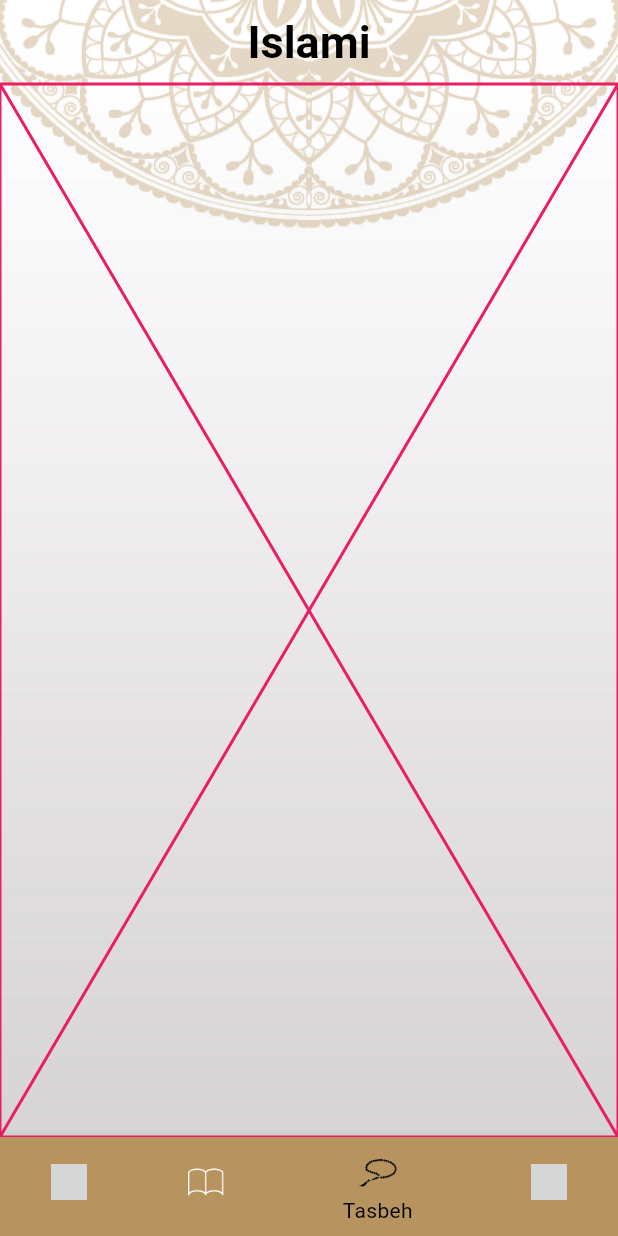
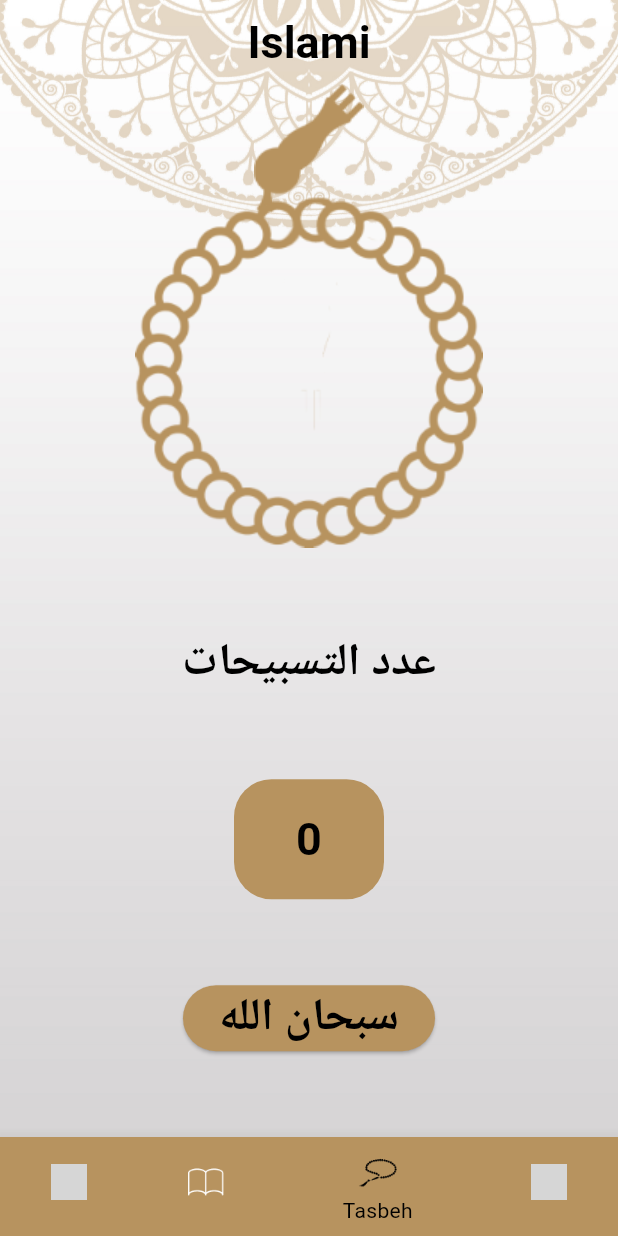
Before and after one commit to mohamednabiltraining/Islami-c10, a Flutter app: the screen it shows after launch, item 3 of the bottom bar chosen, on a phone screen of 412 x 824 dp. Run offline on Flutter 3.47's test engine with Material 3 defaults, Android fonts, the light colour scheme and no system bars; grey boxes are pictures that could not be loaded.

Commit message:
+feature/sebhaScreen

```diff
--- a/lib/ui/homeScreen/tasbeh/TasbehTab.dart
+++ b/lib/ui/homeScreen/tasbeh/TasbehTab.dart
@@ -1,12 +1,110 @@
 import 'package:flutter/material.dart';
 
-class TasbehTab extends StatelessWidget {
-  const TasbehTab({super.key});
+class TasbehTab extends StatefulWidget {
+  TasbehTab({super.key});
+
+  @override
+  State<TasbehTab> createState() => _TasbehTabState();
+}
+
+class _TasbehTabState extends State<TasbehTab> {
+  int counter = 0;
+  double angle = 0;
+  int index = 0;
+
+  List<String> tasbeh = ['سبحان الله', 'استغفر الله', 'الحمد لله'];
+
+  void tasbehFun() {
+    if (counter ==33) {
+      counter = 0;
+      if (index == tasbeh.length - 1) {
+        index = 0;
+      } else {
+        index++;
+      }
+    } else {
+      counter++;
+      angle += 270;
+    }
+
+    setState(() {});
+  }
 
   @override
   Widget build(BuildContext context) {
-    return const Placeholder(
-      color: Colors.pink,
+    return Column(
+      children: [
+        Center(
+          child: Expanded(
+            flex: 1,
+            child: Stack(
+              alignment: Alignment.topCenter,
+              children: [
+                Image.asset('assets/images/head_sebha_logo.png'),
+                Container(
+                  margin: EdgeInsets.only(top: 75),
+                  child: Transform.rotate(
+                    angle: angle,
+                    child: Image.asset('assets/images/body_sebha_logo.png'),
+                  ),
+                ),
+              ],
+            ),
+          ),
+        ),
+        Expanded(
+
+          child: Container(
+            child: Column(
+              children: [
+                Spacer(),
+                Text(
+                  'عدد التسبيحات',
+                  style: TextStyle(
+                      color: Colors.black,
+                      fontSize: 30,
+                      fontWeight: FontWeight.bold),
+                ),
+
+                Spacer(),
+                Container(
+                  height: 80,
+                  width: 100,
+                  //color: Theme.of(context).primaryColor,
+                  decoration: BoxDecoration(
+                      color: Theme.of(context).primaryColor,
+                      borderRadius: BorderRadius.circular(25)),
+                  child: Center(
+                    child: Text(
+                      '$counter',
+                      style: TextStyle(
+                          color: Colors.black,
+                          fontSize: 30,
+                          fontWeight: FontWeight.bold),
+                    ),
+                  ),
+                ),
+                Spacer(),
+                ElevatedButton(
+                    style: ElevatedButton.styleFrom(
+                        backgroundColor: Theme.of(context).primaryColor),
+                    onPressed: () {
+                      tasbehFun();
+                    },
+                    child: Text(
+                      '${tasbeh[index]}',
+                      style: TextStyle(
+                          color: Colors.black,
+                          fontWeight: FontWeight.bold,
+                          fontSize: 30),
+                    )),
+                Spacer()
+              ],
+            ),
+          ),
+        ),
+
+      ],
     );
   }
 }
```
Also changed, not shown: assets/images/body_sebha_dark.png (added), assets/images/body_sebha_logo.png (added), assets/images/head_sebha_dark.png (added), assets/images/head_sebha_logo.png (added), 6 other files.
